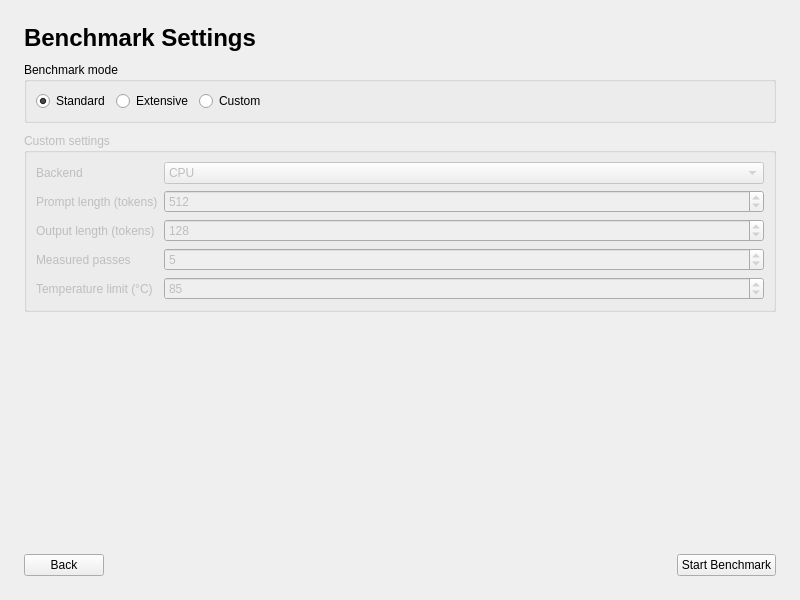
Old version of the form ui/settings.ui in the repository Judah-F/Group-3-Capstone.
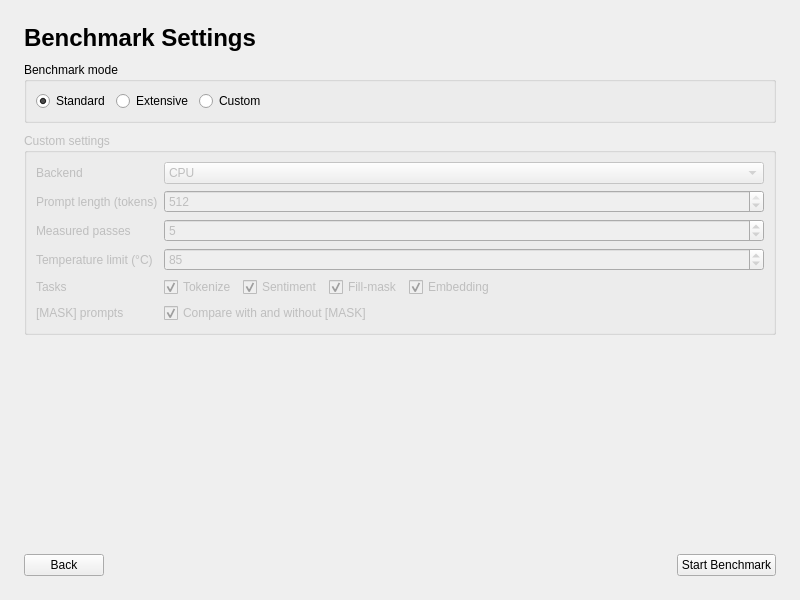
New version of the form.

Commit message: Update settings.ui page for DistilBERT options

The edit to the form file:
```diff
--- a/ui/settings.ui
+++ b/ui/settings.ui
@@ -131,7 +131,7 @@
          <number>1</number>
         </property>
         <property name="maximum">
-         <number>8192</number>
+         <number>512</number>
         </property>
         <property name="value">
          <number>512</number>
@@ -139,33 +139,13 @@
        </widget>
       </item>
       <item row="2" column="0">
-       <widget class="QLabel" name="outputLabel">
-        <property name="text">
-         <string>Output length (tokens)</string>
-        </property>
-       </widget>
-      </item>
-      <item row="2" column="1">
-       <widget class="QSpinBox" name="outputSpin">
-        <property name="minimum">
-         <number>1</number>
-        </property>
-        <property name="maximum">
-         <number>4096</number>
-        </property>
-        <property name="value">
-         <number>128</number>
-        </property>
-       </widget>
-      </item>
-      <item row="3" column="0">
        <widget class="QLabel" name="passesLabel">
         <property name="text">
          <string>Measured passes</string>
         </property>
        </widget>
       </item>
-      <item row="3" column="1">
+      <item row="2" column="1">
        <widget class="QSpinBox" name="passesSpin">
         <property name="minimum">
          <number>1</number>
@@ -178,14 +158,14 @@
         </property>
        </widget>
       </item>
-      <item row="4" column="0">
+      <item row="3" column="0">
        <widget class="QLabel" name="tempLimitLabel">
         <property name="text">
          <string>Temperature limit (°C)</string>
         </property>
        </widget>
       </item>
-      <item row="4" column="1">
+      <item row="3" column="1">
        <widget class="QSpinBox" name="tempLimitSpin">
         <property name="minimum">
          <number>40</number>
@@ -198,6 +178,87 @@
         </property>
        </widget>
       </item>
+      <item row="4" column="0">
+       <widget class="QLabel" name="tasksLabel">
+        <property name="text">
+         <string>Tasks</string>
+        </property>
+       </widget>
+      </item>
+      <item row="4" column="1">
+       <layout class="QHBoxLayout" name="tasksLayout">
+        <item>
+         <widget class="QCheckBox" name="tokenizeCheck">
+          <property name="text">
+           <string>Tokenize</string>
+          </property>
+          <property name="checked">
+           <bool>true</bool>
+          </property>
+         </widget>
+        </item>
+        <item>
+         <widget class="QCheckBox" name="sentimentCheck">
+          <property name="text">
+           <string>Sentiment</string>
+          </property>
+          <property name="checked">
+           <bool>true</bool>
+          </property>
+         </widget>
+        </item>
+        <item>
+         <widget class="QCheckBox" name="fillMaskCheck">
+          <property name="text">
+           <string>Fill-mask</string>
+          </property>
+          <property name="checked">
+           <bool>true</bool>
+          </property>
+         </widget>
+        </item>
+        <item>
+         <widget class="QCheckBox" name="embeddingCheck">
+          <property name="text">
+           <string>Embedding</string>
+          </property>
+          <property name="checked">
+           <bool>true</bool>
+          </property>
+         </widget>
+        </item>
+        <item>
+         <spacer name="horizontalSpacer_2">
+          <property name="orientation">
+           <enum>Qt::Horizontal</enum>
+          </property>
+          <property name="sizeHint">
+           <size>
+            <width>40</width>
+            <height>20</height>
+           </size>
+          </property>
+         </spacer>
+        </item>
+       </layout>
+      </item>
+      <item row="5" column="0">
+       <widget class="QLabel" name="maskLabel">
+        <property name="text">
+         <string>[MASK] prompts</string>
+        </property>
+       </widget>
+      </item>
+      <item row="5" column="1">
+       <widget class="QCheckBox" name="maskCheck">
+        <property name="text">
+         <string>Compare with and without [MASK]</string>
+        </property>
+        <property name="checked">
+         <bool>true</bool>
+        </property>
+       </widget>
+      </item>
      </layout>
     </widget>
    </item>
@@ -224,7 +285,7 @@
       </widget>
      </item>
      <item>
-      <spacer name="horizontalSpacer_2">
+      <spacer name="horizontalSpacer_3">
        <property name="orientation">
         <enum>Qt::Horizontal</enum>
        </property>
```
